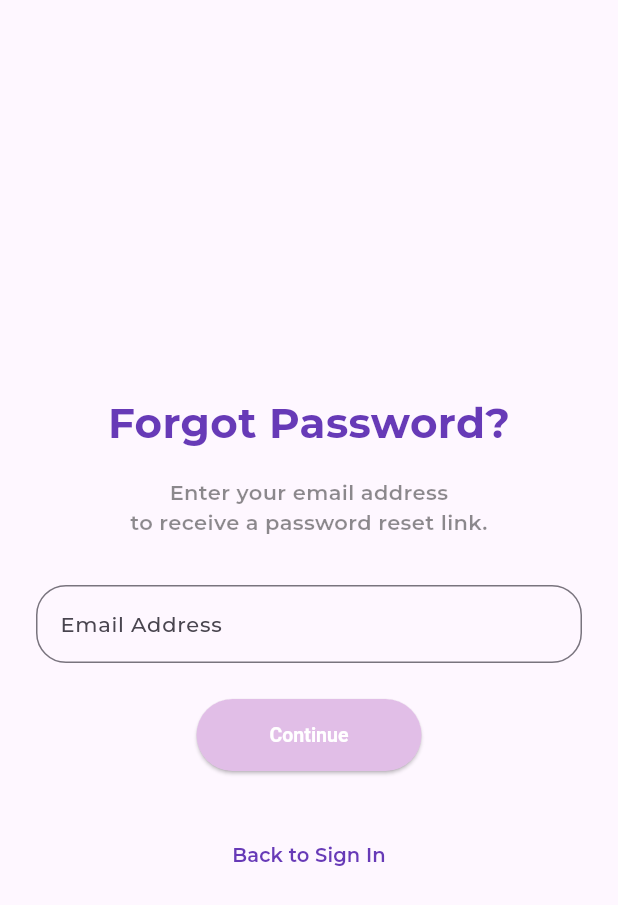
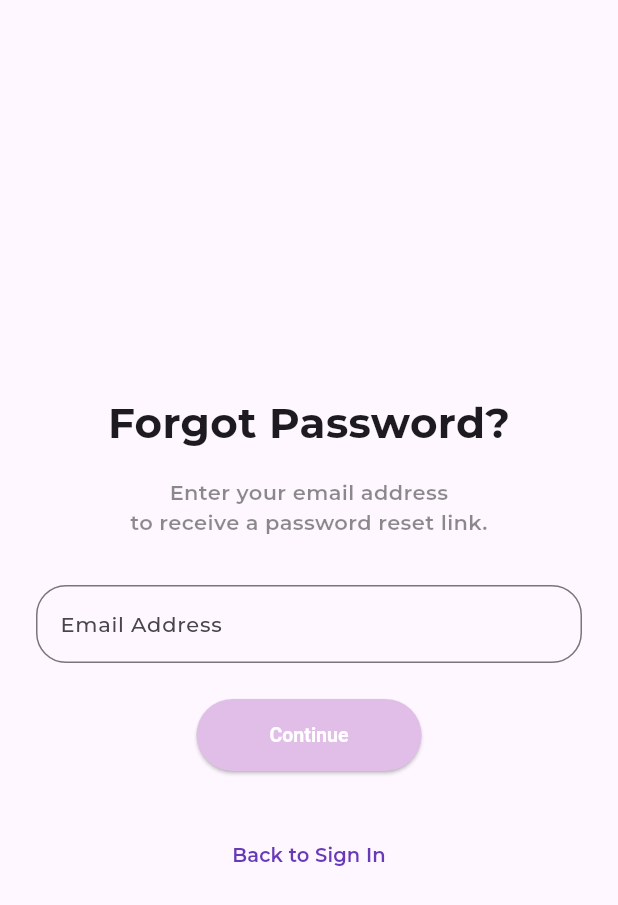
Before and after one commit to alvn84/memoRe, a Flutter app: the screen it shows after launch, after a tap on "Forgot Password?", on a phone screen of 412 x 824 dp. Shown: the top 905 px of the screen. Run offline on Flutter 3.47's test engine with Material 3 defaults, Android fonts, the phone set to English and light mode, and no system bars; our stand-ins replace shared_preferences, smooth_page_indicator, table_calendar; Roboto replaces fonts that are missing (Anton).

Commit message:
첫화면 컨셉 색상 변경

```diff
--- a/lib/presentation/screen/auth/forgot_password/email_input.dart
+++ b/lib/presentation/screen/auth/forgot_password/email_input.dart
@@ -40,7 +40,6 @@ class _EmailInputScreenState extends State<EmailInputScreen> {
                       style: TextStyle(
                         fontSize: 28,
                         fontWeight: FontWeight.bold,
-                        color: Colors.deepPurple,
                       ),
                     ),
                     const SizedBox(height: 16),
--- a/lib/presentation/screen/auth/login/login_form.dart
+++ b/lib/presentation/screen/auth/login/login_form.dart
@@ -30,9 +30,10 @@ class _LoginFormState extends State<LoginForm> {
     return Column(
       crossAxisAlignment: CrossAxisAlignment.start,
       children: [
+        const SizedBox(height: 16),
         Center(
           child: SizedBox(
-            width: 280,
+            width: 250,
             child: TextField(
               controller: _emailController,
               focusNode: _emailFocusNode,
@@ -45,7 +46,20 @@ class _LoginFormState extends State<LoginForm> {
               decoration: InputDecoration(
                 labelText: 'Email',
                 border: OutlineInputBorder(
-                  borderRadius: BorderRadius.circular(25), // 텍스트필드 둥글기 조절
+                  borderRadius: BorderRadius.circular(15), // 텍스트필드 둥글기 조절
+                ),
+                enabledBorder: OutlineInputBorder(
+                  borderRadius: BorderRadius.circular(15),
+                  borderSide: const BorderSide(
+                    color: Color(0xFFE5CFC3), // 기본 테두리 색상
+                  ),
+                ),
+                focusedBorder: OutlineInputBorder(
+                  borderRadius: BorderRadius.circular(15),
+                  borderSide: const BorderSide(
+                    color: Color(0xFFB89B89), // 포커스(선택 시) 테두리 색상
+                    width: 2.0, // 테두리 두께 (선택)
+                  ),
                 ),
                 contentPadding: const EdgeInsets.symmetric(
                     vertical: 12, horizontal: 16), // ✨ 추가
@@ -56,7 +70,7 @@ class _LoginFormState extends State<LoginForm> {
         const SizedBox(height: 16),
         Center(
           child: SizedBox(
-            width: 280,
+            width: 250,
             child: TextField(
               controller: _passwordController,
               focusNode: _passwordFocusNode,
@@ -65,7 +79,20 @@ class _LoginFormState extends State<LoginForm> {
               decoration: InputDecoration(
                 labelText: 'Password',
                 border: OutlineInputBorder(
-                  borderRadius: BorderRadius.circular(25), // 텍스트필드 둥글기 조절
+                  borderRadius: BorderRadius.circular(15), // 텍스트필드 둥글기 조절
+                ),
+                enabledBorder: OutlineInputBorder(
+                  borderRadius: BorderRadius.circular(15),
+                  borderSide: const BorderSide(
+                    color: Color(0xFFE5CFC3), // 기본 테두리 색상
+                  ),
+                ),
+                focusedBorder: OutlineInputBorder(
+                  borderRadius: BorderRadius.circular(15),
+                  borderSide: const BorderSide(
+                    color: Color(0xFFB89B89), // 포커스(선택 시) 테두리 색상
+                    width: 2.0, // 테두리 두께 (선택)
+                  ),
                 ),
                 contentPadding: const EdgeInsets.symmetric(
                     vertical: 12, horizontal: 16), // ✨ 추가
@@ -73,7 +100,7 @@ class _LoginFormState extends State<LoginForm> {
             ),
           ),
         ),
-        const SizedBox(height: 24),
+        const SizedBox(height: 40),
         Center(
           child: FractionallySizedBox(
             widthFactor: 0.4,
@@ -81,6 +108,9 @@ class _LoginFormState extends State<LoginForm> {
               width: double.infinity,
               height: 40,
               child: ElevatedButton(
+                style: ElevatedButton.styleFrom(
+                  backgroundColor: Color(0xFFB89B89), // 배경색
+                ),
                 onPressed: () {
                   String email = _emailController.text.trim();
                   String password = _passwordController.text;
@@ -97,7 +127,6 @@ class _LoginFormState extends State<LoginForm> {
                     );
                     return;
                   }
-
                   if (!emailRegex.hasMatch(email)) {
                     ScaffoldMessenger.of(context).showSnackBar(
                       const SnackBar(
@@ -110,7 +139,6 @@ class _LoginFormState extends State<LoginForm> {
                     );
                     return;
                   }
-
                   if (password.isEmpty) {
                     ScaffoldMessenger.of(context).showSnackBar(
                       const SnackBar(
@@ -123,7 +151,6 @@ class _LoginFormState extends State<LoginForm> {
                     );
                     return;
                   }
-
                   if (password.length < 6) {
                     // ✨ 추가된 부분
                     ScaffoldMessenger.of(context).showSnackBar(
@@ -146,16 +173,16 @@ class _LoginFormState extends State<LoginForm> {
                 child: const Text(
                   'Sign In',
                   style: TextStyle(
-                    fontSize: 14,
-                    // ⭐️ 폰트 크기
-                    fontWeight: FontWeight.w600,
-                    // ⭐️ 약간 두껍게 (Montserrat랑 잘 어울림)
+                    fontSize: 14, // ⭐️ 폰트 크기
+                    fontWeight: FontWeight.w900, // ⭐️ 약간 두껍게 (Montserrat랑 잘 어울림)
+                    color: Color(0xFFFFFBF5), // 글씨 색상 (모카무스 느낌)
                   ),
                 ),
               ),
             ),
           ),
         ),
+/*
         const SizedBox(height: 12),
         Center(
           // skip 버튼 없애려면 여기 이 Center 컴포넌트랑 바로 위 SizedBox 날려버리기
@@ -175,6 +202,7 @@ class _LoginFormState extends State<LoginForm> {
             ),
           ),
         ),
+*/
       ],
     );
   }
--- a/lib/presentation/screen/auth/login/login_screen.dart
+++ b/lib/presentation/screen/auth/login/login_screen.dart
@@ -23,15 +23,18 @@ const TextStyle logoTextStyle = TextStyle(
 
 const TextStyle forgotPasswordStyle = TextStyle(
   fontSize: 13,
-  color: Colors.blueGrey,
+  color: Color(0xFF8B674C),
   fontFamily: 'Montserrat',
   fontWeight: FontWeight.w800,
+
 );
 
 const TextStyle signUpLinkStyle = TextStyle(
-  fontSize: 14,
-  fontFamily: 'Montserrat',
-  fontWeight: FontWeight.w800,
+    fontSize: 14,
+    fontFamily: 'Montserrat',
+    fontWeight: FontWeight.w800,
+    color: Color(0xFF8B674C)
+
 );
 
 class _LoginScreenState extends State<LoginScreen> {
@@ -60,11 +63,13 @@ class _LoginScreenState extends State<LoginScreen> {
                   mainAxisSize: MainAxisSize.min,
                   crossAxisAlignment: CrossAxisAlignment.start,
                   children: [
-                    const SizedBox(height: 24),
+                    const SizedBox(height: 70),
                     Center(
-                      child: Text(
-                        'Memo:Re',
-                        style: logoTextStyle, // ⭐️ 통합 스타일 사용
+                      child:
+                      Image.asset(
+                        'assets/images/logo.png',
+                        height: 60,  // 로고 크기 조절
+                        fit: BoxFit.contain,  // 비율 유지하면서 꽉 차게
                       ),
                     ),
                     const SizedBox(height: 24),
@@ -93,7 +98,7 @@ class _LoginScreenState extends State<LoginScreen> {
                         ),
                       ),
                     ),
-                    const SizedBox(height: 10),
+                    const SizedBox(height: 40),
                     Row(
                       // 중간선
                       children: const [
@@ -110,7 +115,6 @@ class _LoginScreenState extends State<LoginScreen> {
                         Expanded(child: Divider()),
                       ],
                     ),
-                    const SizedBox(height: 16),
                     // 회원가입 문장과 버튼
                     Center(
                       child: Row(
@@ -144,8 +148,6 @@ class _LoginScreenState extends State<LoginScreen> {
                         ],
                       ),
                     ),
-
-                    const SizedBox(height: 24),
 
                     Center(
                       child: Text(
```
